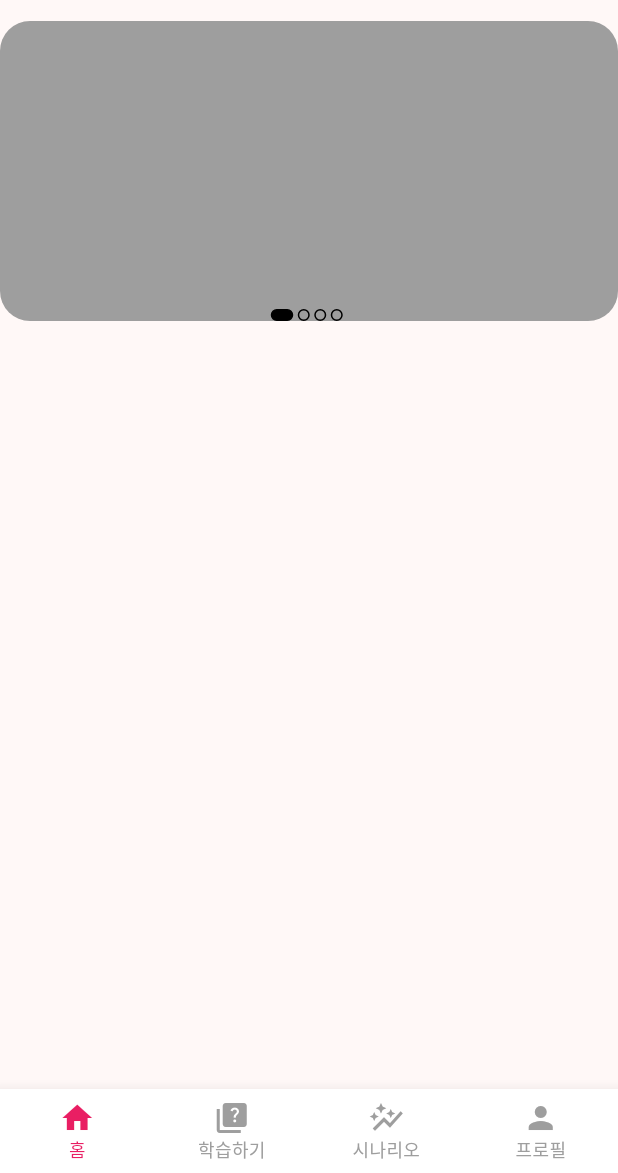
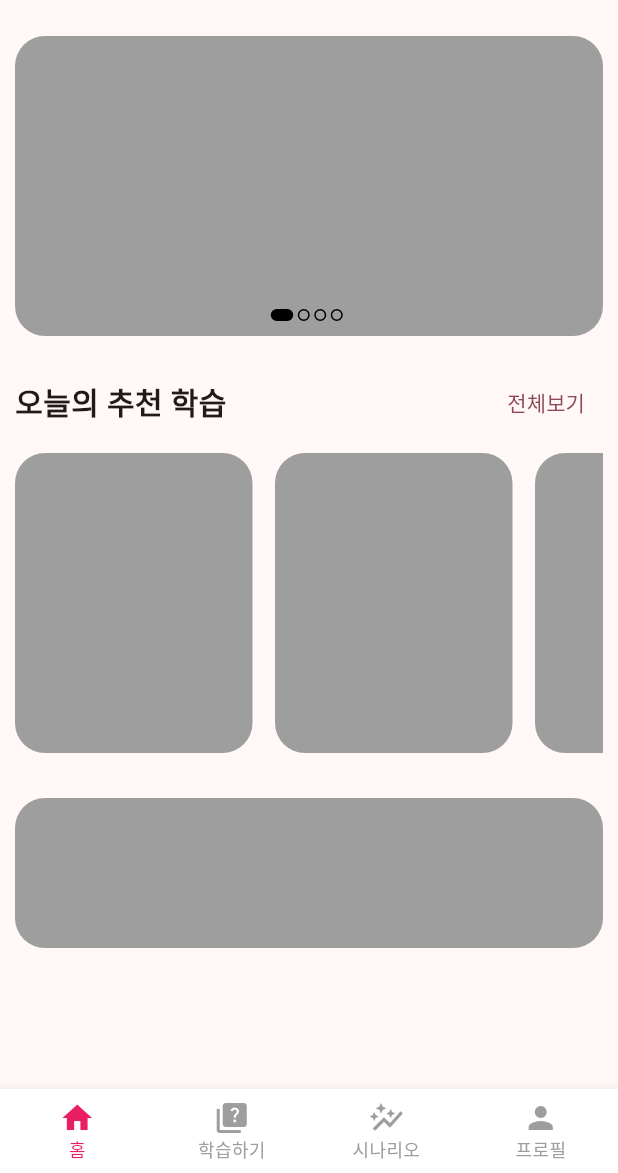
Before and after one commit to E2I-MOTU/MOTU, a Flutter app: the screen it shows after launch, on a phone screen of 412 x 824 dp, the part 63-1236 px from its top. Run offline on Flutter 3.47's test engine with Material 3 defaults, Android fonts, the phone set to English and light mode, and no system bars; our stand-ins replace cloud_firestore, csv, firebase_core, firebase_storage, syncfusion_flutter_charts; accounts and stored records are empty.

Commit message:
[Feat] 홈화면 와이어프레임 구현(페이지 연결 X)

```diff
--- a/lib/view/home/home_page.dart
+++ b/lib/view/home/home_page.dart
@@ -74,7 +74,12 @@ class _HomePageState extends State<HomePage> {
           ],
         ),
       ),
-      body: Column(
+      body: SafeArea(
+        child: SingleChildScrollView(
+          child: Padding(
+            padding: const EdgeInsets.all(10.0),
+            child: Column(
+              crossAxisAlignment: CrossAxisAlignment.start,
               children: [
                 Stack(
                   children: [
@@ -82,7 +87,7 @@ class _HomePageState extends State<HomePage> {
                       height: 200,
                       width: double.infinity,
                       child: PageView.builder(
-                  onPageChanged: (value){
+                        onPageChanged: (value) {
                           setState(() {
                             currentSlide = value;
                           });
@@ -103,6 +108,8 @@ class _HomePageState extends State<HomePage> {
                     Positioned.fill(
                       child: Align(
                         alignment: Alignment.bottomCenter,
+                        child: Padding(
+                          padding: const EdgeInsets.only(bottom: 10.0),
                           child: Row(
                             mainAxisAlignment: MainAxisAlignment.center,
                             children: List.generate(
@@ -117,7 +124,8 @@ class _HomePageState extends State<HomePage> {
                                   color: currentSlide == index
                                       ? Colors.black
                                       : Colors.transparent,
-                            border: Border.all(color: Colors.black)
+                                  border: Border.all(color: Colors.black),
+                                ),
                               ),
                             ),
                           ),
@@ -126,7 +134,58 @@ class _HomePageState extends State<HomePage> {
                     ),
                   ],
                 ),
+
+                SizedBox(height: 20),
+
+                Row(
+                  mainAxisAlignment: MainAxisAlignment.spaceBetween,
+                  children: [
+                    Text(
+                      "오늘의 추천 학습",
+                      style: TextStyle(
+                        fontSize: 20,
+                        fontWeight: FontWeight.bold,
+                      ),
+                    ),
+                    TextButton(
+                      onPressed: () {},
+                      child: const Text("전체보기"),
+                    ),
                   ],
+                ),
+                SizedBox(height: 10),
+                Container(
+                  height: 200,
+                  child: ListView(
+                    scrollDirection: Axis.horizontal,
+                    children: List.generate(4, (index) {
+                      return AspectRatio(
+                        aspectRatio: 2.6 / 3,
+                        child: Container(
+                          margin: EdgeInsets.only(right: 15.0),
+                          decoration: BoxDecoration(
+                            color: Colors.grey,
+                            borderRadius: BorderRadius.circular(20),
+                          ),
+                        ),
+                      );
+                    }),
+                  ),
+                ),
+
+                SizedBox(height: 30,),
+
+                Container(
+                  height: 100,
+                  decoration: BoxDecoration(
+                    borderRadius: BorderRadius.circular(20),
+                    color: Colors.grey,
+                  ),
+                )
+              ],
+            ),
+          ),
+        ),
       ),
     );
   }
```
Lines whose indentation alone changed are shown as unchanged.
